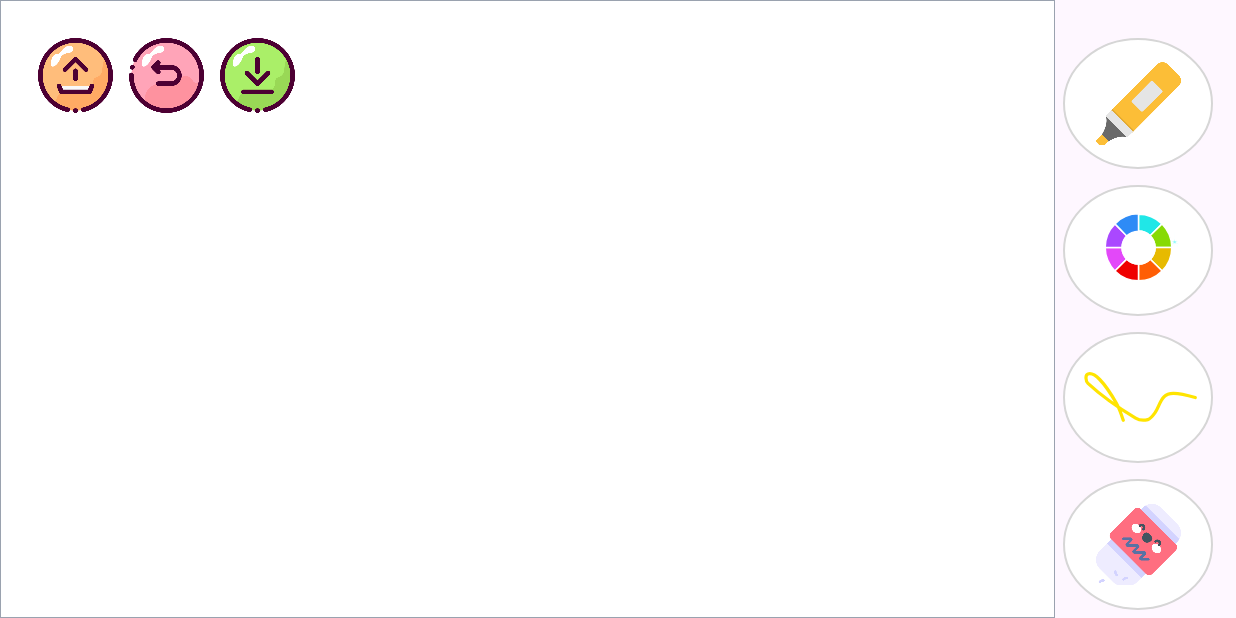
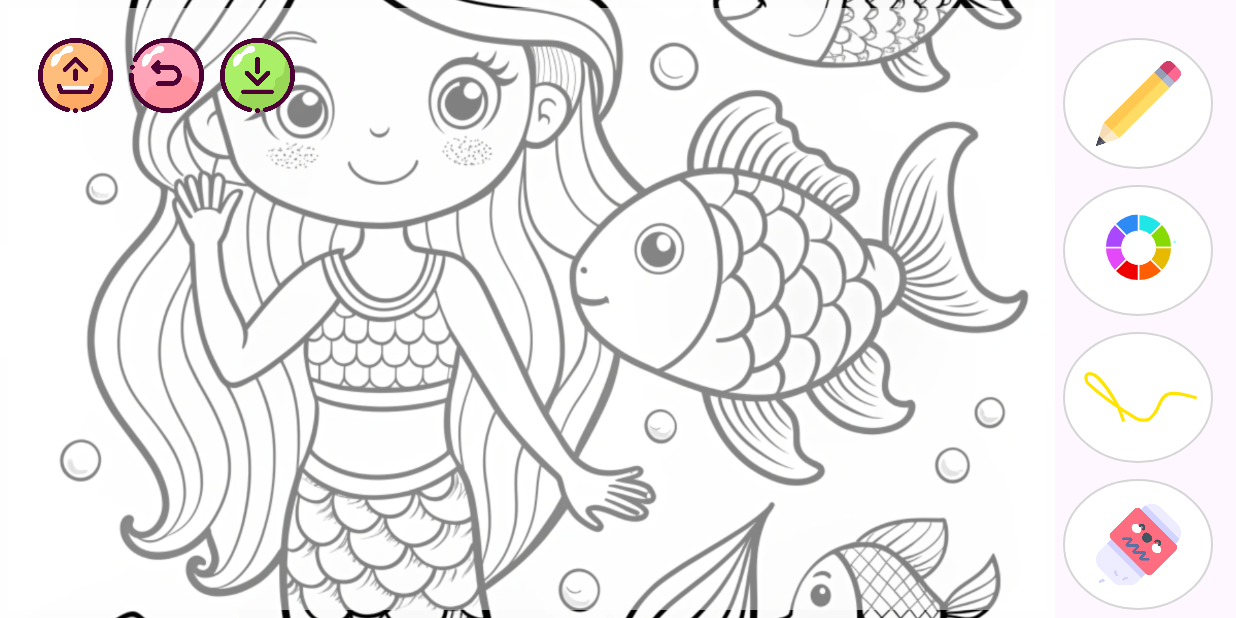
Before and after one commit to demirtasm/kids-drawing-app, an Android app: the screen it shows after launch (MainActivity), on a phone screen of 824 x 412 dp (held sideways). Run offline under Robolectric (Android 15) with nearby library versions, the phone set to English and light mode, and no system bars.

Commit message:
no message

```diff
--- /dev/null
+++ b/app/src/main/java/com/example/kidsdrawingapp/BrushType.kt
@@ -0,0 +1,14 @@
+package com.example.kidsdrawingapp
+
+enum class BrushType(
+    val textureResId: Int?,
+    val size: Float,
+    val spacing: Float,
+    val flow: Float,
+    val rotationRandomness: Float = 0f ,
+    val opacity: Int
+) {
+    PENCIL(R.drawable.stamp_pencil, size = 0.1f, spacing = 0.15f, flow = 1.0f, rotationRandomness = 1f, opacity = 255),
+    MARKER(R.drawable.stamp_marker, size = 0.4f, spacing = 0.15f, flow = 1f, opacity = 2),
+    WATER_COLOUR(R.drawable.stamp_pencil, size = 0.3f, spacing = 0.2f, flow = 0.5f, opacity = 150)
+}
--- a/app/src/main/java/com/example/kidsdrawingapp/DrawingView.kt
+++ b/app/src/main/java/com/example/kidsdrawingapp/DrawingView.kt
@@ -1,113 +1,158 @@
 package com.example.kidsdrawingapp
 
+import android.annotation.SuppressLint
 import android.content.Context
 import android.graphics.*
 import android.util.AttributeSet
 import android.util.TypedValue
 import android.view.MotionEvent
 import android.view.View
+import com.example.kidsdrawingapp.handler.CustomTouchHandler
+import com.example.kidsdrawingapp.handler.TouchHandler
+import com.example.kidsdrawingapp.model.TouchEvent
 
 class DrawingView(context: Context, attrs: AttributeSet) : View(context, attrs) {
-    private var mDrawPath: CustomPath? = null //The path the user is currently drawing on.
-    private var mCanvasBitmap: Bitmap? = null //The bitmap from which the drawings are made.
-    private var mDrawPaint: Paint? =
-        null //Holds the brush properties (color, style, thickness) used for drawing.
-    private var mCanvasPaint: Paint? = null //The paint used to draw the bitmap.
-    private var mBrushSize: Float = 0.toFloat() //Defines the brush thickness.
-    private var color = Color.BLACK
-    private var canvas: Canvas? = null //The canvas on which the drawings will be made.
-    private val mPaths =
-        ArrayList<CustomPath>() //A list that stores all paths (lines) drawn by the user
-    private val mUndoPath= ArrayList<CustomPath>()
+
+    private var brushType: BrushType?= null
+    private var drawPath: CustomPath? = null
+    private var drawPaint: Paint? = null
+    private var canvasPaint: Paint? = null
+    private var canvasBitmap: Bitmap? = null
+    private var drawCanvas: Canvas? = null
+
+    private var brushSize: Float = 0f
+    private var brushColor = Color.BLACK
+    private val paths = ArrayList<CustomPath>()
+    private val scaledBitmapCache = mutableMapOf<Float, Bitmap>()
+
+    private var pencilTexture: Bitmap? = Bitmap.createBitmap(1, 1, Bitmap.Config.ARGB_8888).apply {
+        eraseColor(Color.TRANSPARENT)
+    }
+    private var touchHandler: TouchHandler? = null
 
     init {
-        setUpDrawing()
-    }
+        setLayerType(LAYER_TYPE_SOFTWARE, null)
+        setupDrawing()
+        drawCanvas = Canvas()
+        drawPaint = Paint().apply {
+            color = brushColor
+            isAntiAlias = true
+            style = Paint.Style.STROKE
+            strokeJoin = Paint.Join.ROUND
+            strokeCap = Paint.Cap.ROUND
+        }
 
-    fun onClickUndo(){
-        if(mPaths.size>0){
-            mUndoPath.add(mPaths.removeAt(mPaths.size-1))
-            invalidate()
-        }
-    }
-    private fun setUpDrawing() {
-        mDrawPaint = Paint()
-        mDrawPath = CustomPath(color, mBrushSize)
-        mDrawPaint!!.color = color
-        mDrawPaint!!.style = Paint.Style.STROKE // Line style
-        mDrawPaint!!.strokeJoin = Paint.Join.ROUND
-        mDrawPaint!!.strokeCap = Paint.Cap.ROUND //Rounded line ends
-        mCanvasPaint = Paint(Paint.DITHER_FLAG)
-        // mBrushSize = 20.toFloat() // Default brush size
-    }
-
-    internal inner class CustomPath(var color: Int, var brushThickness: Float) : Path() {
+        touchHandler = CustomTouchHandler(
+            step = 5f,
+            nextHandler = object : TouchHandler {
+                override fun handleFirstTouch(event: TouchEvent) {}
+                override fun handleTouch(event: TouchEvent) {}
+                override fun handleLastTouch(event: TouchEvent) {}
+            },
+            drawCanvas = drawCanvas!!,
+            drawPaint = drawPaint!!,
+            brushType = BrushType.PENCIL,
+            pencilTexture = pencilTexture!!,
+            color = Color.BLACK
+        )
 
     }
 
+   private fun setupDrawing() {
+
+        drawPath = CustomPath().apply {
+            color = brushColor
+            brushThickness = brushSize
+            type = brushType
+        }
+   }
+
     override fun onSizeChanged(w: Int, h: Int, oldw: Int, oldh: Int) {
         super.onSizeChanged(w, h, oldw, oldh)
-        mCanvasBitmap = Bitmap.createBitmap(w, h, Bitmap.Config.ARGB_8888)
-        canvas = Canvas(mCanvasBitmap!!)
+        canvasBitmap = Bitmap.createBitmap(w, h, Bitmap.Config.ARGB_8888)
+        drawCanvas = Canvas(canvasBitmap!!)
     }
 
     override fun onDraw(canvas: Canvas) {
         super.onDraw(canvas)
-        canvas.drawBitmap(mCanvasBitmap!!, 0f, 0f, mCanvasPaint)
-        for (path in mPaths) {
-            mDrawPaint!!.strokeWidth = path.brushThickness
-            mDrawPaint!!.color = path.color
-            canvas.drawPath(path, mDrawPaint!!)
-
-        }
-        if (!mDrawPath!!.isEmpty) {
-            mDrawPaint!!.strokeWidth = mDrawPath!!.brushThickness
-            mDrawPaint!!.color = mDrawPath!!.color
-            canvas.drawPath(mDrawPath!!, mDrawPaint!!)
-
-        }
+        canvas.drawBitmap(canvasBitmap!!, 0f, 0f, canvasPaint)
     }
 
-    override fun onTouchEvent(event: MotionEvent?): Boolean {
-        val touchX = event?.x
-        val touchY = event?.y
-
-        when (event?.action) {
-            MotionEvent.ACTION_DOWN -> { //Called when the user touches the screen.
-                mDrawPath!!.color = color
-                mDrawPath!!.brushThickness = mBrushSize
-                mDrawPath!!.reset()
-                mDrawPath!!.moveTo(touchX!!, touchY!!)
-
+    @SuppressLint("ClickableViewAccessibility")
+    override fun onTouchEvent(event: MotionEvent): Boolean {
+        when (event.actionMasked) {
+            MotionEvent.ACTION_DOWN -> {
+                if (touchHandler == null) {
+                    touchHandler = CustomTouchHandler(
+                        step = 5f,
+                        nextHandler = object : TouchHandler {
+                            override fun handleFirstTouch(event: TouchEvent) {}
+                            override fun handleTouch(event: TouchEvent) {}
+                            override fun handleLastTouch(event: TouchEvent) {}
+                        },
+                        drawCanvas = drawCanvas!!,
+                        drawPaint = drawPaint!!,
+                        brushType = brushType!!,
+                        pencilTexture = pencilTexture!!,
+                        color = brushColor
+                    )
+                }
+                touchHandler?.handleFirstTouch(TouchEvent(event.x, event.y))
             }
-
-            MotionEvent.ACTION_MOVE -> { //Called when the user moves their finger on the screen
-                mDrawPath!!.lineTo(touchX!!, touchY!!)
+            MotionEvent.ACTION_UP, MotionEvent.ACTION_CANCEL -> {
+                if (event.actionMasked == MotionEvent.ACTION_UP) {
+                    // Son dokunuşu işleyin
+                    touchHandler?.handleLastTouch(TouchEvent(event.x, event.y))
+                } else {
+                    // Dokunuşu iptal et
+                   // touchHandler?.cancel()
+                }
+                touchHandler = null
             }
-
-            MotionEvent.ACTION_UP -> {//Called when the user lifts their finger off the screen. The line is completed and added to the mPaths list.
-                mPaths.add(mDrawPath!!)
-                mDrawPath = CustomPath(color, mBrushSize)
+            else -> {
+                // Diğer dokunuşları işleyin
+                touchHandler?.handleTouch(TouchEvent(event.x, event.y))
             }
-
-            else -> return false
         }
-        invalidate()// Redraws the view.
-
+        invalidate()
         return true
     }
 
-    fun setSizeForBrush(newSize: Float) {
-        mBrushSize = TypedValue.applyDimension(
+
+    fun setBrushSize(newSize: Float) {
+        brushSize = TypedValue.applyDimension(
             TypedValue.COMPLEX_UNIT_DIP,
             newSize,
             resources.displayMetrics
         )
-        mDrawPaint!!.strokeWidth = mBrushSize
+        drawPaint?.strokeWidth = brushSize
+        drawPath?.brushThickness = brushSize
     }
 
-    fun colorForBrush(newColor: String) {
-        color = Color.parseColor(newColor)
-        mDrawPaint!!.color = color
+    fun setBrushColor(newColor: String) {
+        brushColor = Color.parseColor(newColor)
+    }
+
+    fun setBrushType(type: BrushType) {
+        brushType = type
+        pencilTexture = type.textureResId?.let {
+            BitmapFactory.decodeResource(context.resources, it).let { bitmap ->
+                val maxSize = 256
+                val scale = minOf(maxSize / bitmap.width.toFloat(), maxSize / bitmap.height.toFloat())
+                Bitmap.createScaledBitmap(
+                    bitmap,
+                    (bitmap.width * scale).toInt(),
+                    (bitmap.height * scale).toInt(),
+                    true
+                )
+            }
+        }
+    }
+
+
+    inner class CustomPath : Path() {
+        var brushThickness: Float = 0f
+        var color: Int = Color.BLACK
+        var type: BrushType? = null
     }
 }
--- /dev/null
+++ b/app/src/main/java/com/example/kidsdrawingapp/handler/TouchHandler.kt
@@ -0,0 +1,9 @@
+package com.example.kidsdrawingapp.handler
+
+import com.example.kidsdrawingapp.model.TouchEvent
+
+interface TouchHandler {
+    fun handleFirstTouch(event: TouchEvent)
+    fun handleTouch(event: TouchEvent)
+    fun handleLastTouch(event: TouchEvent)
+}
--- /dev/null
+++ b/app/src/main/java/com/example/kidsdrawingapp/model/TouchEvent.kt
@@ -0,0 +1,19 @@
+package com.example.kidsdrawingapp.model
+
+import kotlin.math.pow
+
+data class TouchEvent(
+    var x: Float = 0f,
+    var y: Float = 0f,
+    var p: Float = 0f
+) {
+    fun set(event: TouchEvent) {
+        x = event.x
+        y = event.y
+        p = event.p
+    }
+
+    fun distanceTo(event: TouchEvent): Float {
+        return Math.sqrt(((x - event.x).toDouble().pow(2) + (y - event.y).toDouble().pow(2))).toFloat()
+    }
+}
--- a/app/src/main/res/layout/activity_main.xml
+++ b/app/src/main/res/layout/activity_main.xml
@@ -24,6 +24,7 @@
             android:id="@+id/iv_background"
             android:layout_width="match_parent"
             android:layout_height="match_parent"
+            android:src="@drawable/resim"
             android:scaleType="centerCrop" />
 
         <com.example.kidsdrawingapp.DrawingView
@@ -92,6 +93,12 @@
             android:layout_width="wrap_content"
             android:layout_height="match_parent"
            />
+        <include
+            android:id="@+id/brush_type"
+            layout="@layout/brush_items_menu"
+            android:layout_width="wrap_content"
+            android:layout_height="match_parent"
+            />
     </FrameLayout>
 
     <include
--- a/gradle/libs.versions.toml
+++ b/gradle/libs.versions.toml
@@ -11,6 +11,7 @@ lottie = "6.0.0"
 material = "1.12.0"
 activity = "1.9.3"
 constraintlayout = "2.2.0"
+rasmview = "1.2.1"
 
 [libraries]
 androidx-core-ktx = { group = "androidx.core", name = "core-ktx", version.ref = "coreKtx" }
@@ -23,6 +24,7 @@ lottie = { module = "com.airbnb.android:lottie", version.ref = "lottie" }
 material = { group = "com.google.android.material", name = "material", version.ref = "material" }
 androidx-activity = { group = "androidx.activity", name = "activity", version.ref = "activity" }
 androidx-constraintlayout = { group = "androidx.constraintlayout", name = "constraintlayout", version.ref = "constraintlayout" }
+rasmview = { module = "com.raedapps:rasmview", version.ref = "rasmview" }
 
 [plugins]
 android-application = { id = "com.android.application", version.ref = "agp" }
```
Also changed, not shown: app/src/main/java/com/example/kidsdrawingapp/MainActivity.kt (+43 -7 lines), app/src/main/java/com/example/kidsdrawingapp/handler/CustomTouchHandler.kt (added, +203 -0 lines), app/src/main/res/layout/brush_items_menu.xml (added, +48 -0 lines), app/src/main/res/drawable/ic_draw_brush.png (added), app/src/main/res/drawable/ic_marker.png (added), app/src/main/res/drawable/ic_pen.png, app/src/main/res/drawable/resim.png (added), app/src/main/res/drawable/stamp_airbrush.png (added), app/src/main/res/drawable/stamp_marker.png (added), app/src/main/res/drawable/stamp_pencil.png (added).
